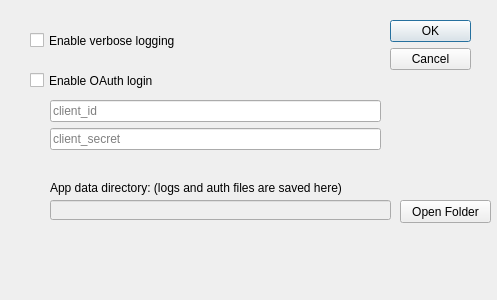
Old version of the form gui/src/main/resources/settings_dialog.ui in the repository apastel/ytmusic-deleter.
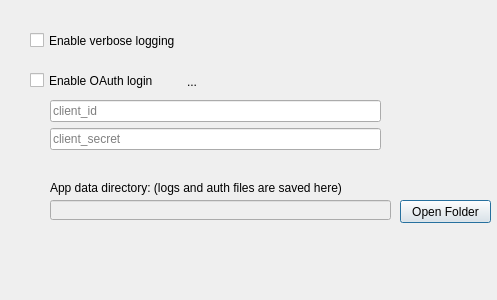
New version of the form.

```diff
--- a/gui/src/main/resources/settings_dialog.ui
+++ b/gui/src/main/resources/settings_dialog.ui
@@ -28,11 +28,8 @@
      <height>71</height>
     </rect>
    </property>
-   <property name="orientation">
-    <enum>Qt::Orientation::Vertical</enum>
-   </property>
    <property name="standardButtons">
-    <set>QDialogButtonBox::StandardButton::Cancel|QDialogButtonBox::StandardButton::Ok</set>
+    <set>QDialogButtonBox::NoButton</set>
    </property>
   </widget>
   <widget class="QCheckBox" name="verboseCheckBox">
@@ -147,24 +144,20 @@
     </item>
    </layout>
   </widget>
-  <widget class="QPushButton" name="oauthInfoButton">
+  <widget class="QToolButton" name="oauthInfoButton">
    <property name="geometry">
     <rect>
      <x>180</x>
      <y>70</y>
-     <width>21</width>
-     <height>22</height>
+     <width>24</width>
+     <height>24</height>
     </rect>
    </property>
-   <property name="styleSheet">
-    <string notr="true">QPushButton {
-    background-position: center;
-    background-repeat: no-repeat;
-    border-radius: 5px;
-}</string>
-   </property>
    <property name="text">
-    <string/>
+    <string>...</string>
+   </property>
+   <property name="autoRaise">
+    <bool>true</bool>
    </property>
   </widget>
  </widget>
```
Left out of the diff: 2 changed lines with no effect on the pictures.
